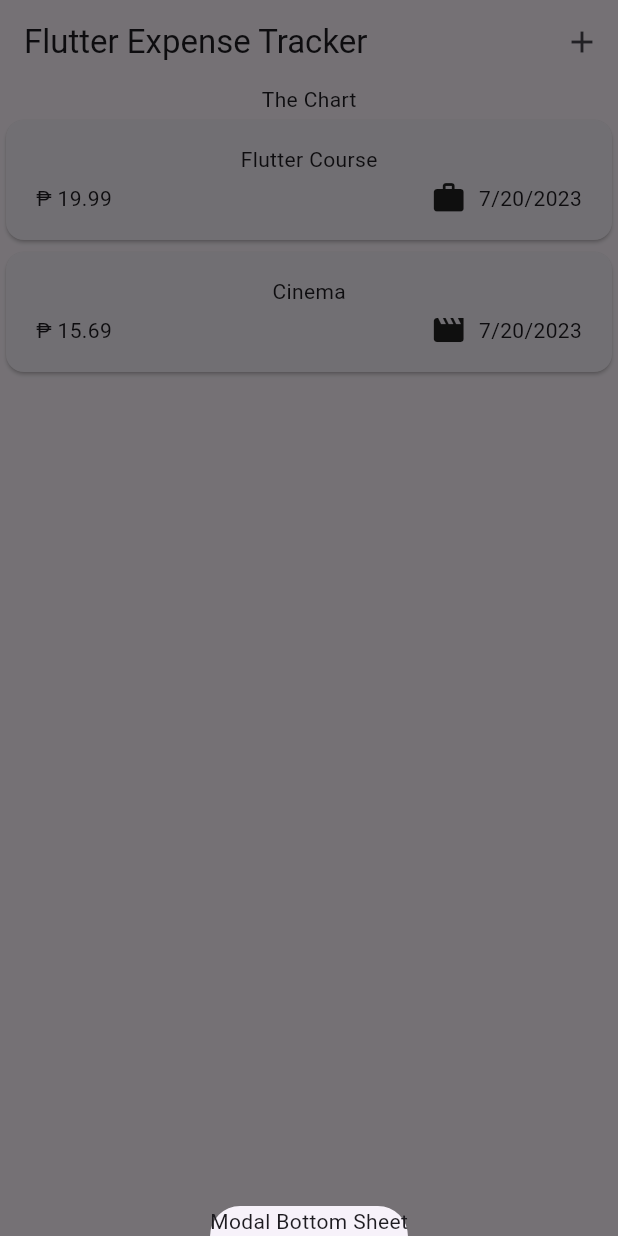
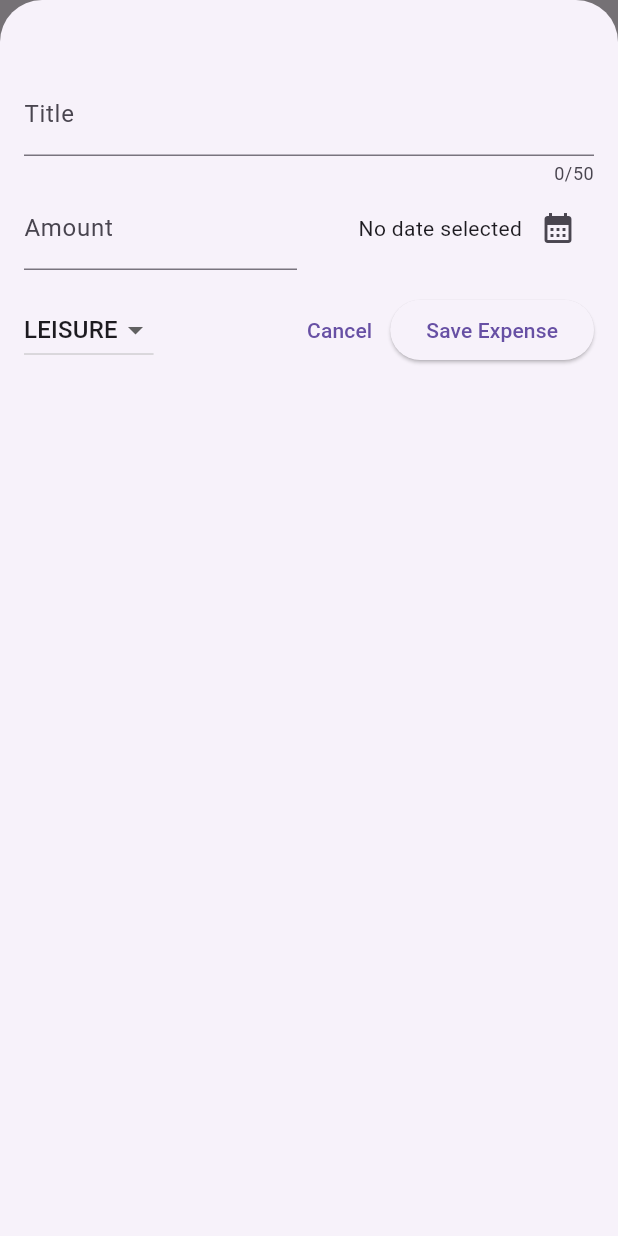
Before and after one commit to AnJasid/my_expense_tracker, a Flutter app: the screen it shows after launch, after a tap on the "add" icon, on a phone screen of 412 x 824 dp. Run offline on Flutter 3.47's test engine with Material 2 defaults, Android fonts, the light colour scheme and no system bars.

Commit message:
add function to accept input data

```diff
--- a/lib/widgets/expenses.dart
+++ b/lib/widgets/expenses.dart
@@ -2,6 +2,7 @@
 
 import 'package:my_expense_tracker/widgets/expenses_list/expenses_list.dart';
 import 'package:my_expense_tracker/models/expense.dart';
+import 'package:my_expense_tracker/widgets/new_expense.dart';
 
 class Expenses extends StatefulWidget {
   const Expenses({super.key});
@@ -28,13 +29,53 @@
 
   void _openAddExpenseOverlay() {
     showModalBottomSheet(
+      isScrollControlled: true,
       context: context,
-      builder: (ctx) => const Text('Modal Bottom Sheet'),
+      builder: (ctx) => NewExpense(onAddExpense: _addExpense),
+    );
+  }
+
+  void _addExpense(Expense expense) {
+    setState(() {
+      _registeredExpenses.add(expense);
+    });
+  }
+
+  void _removeExpense(Expense expense) {
+    final expenseIndex = _registeredExpenses.indexOf(expense);
+    setState(() {
+      _registeredExpenses.remove(expense);
+    });
+    ScaffoldMessenger.of(context).clearSnackBars();
+    ScaffoldMessenger.of(context).showSnackBar(
+      SnackBar(
+        duration: const Duration(seconds: 3),
+        content: const Text('Expense deleted.'),
+        action: SnackBarAction(
+          label: 'Undo',
+          onPressed: () {
+            setState(() {
+              _registeredExpenses.insert(expenseIndex, expense);
+            });
+          },
+        ),
+      ),
     );
   }
 
   @override
   Widget build(BuildContext context) {
+    Widget mainContent = const Center(
+      child: Text('No expenses found. Start adding some!'),
+    );
+
+    if (_registeredExpenses.isNotEmpty) {
+      mainContent = ExpensesList(
+        expenses: _registeredExpenses,
+        onRemoveExpense: _removeExpense,
+      );
+    }
+
     return Scaffold(
       appBar: AppBar(
         title: const Text('Flutter Expense Tracker'),
@@ -49,9 +90,7 @@
       body: Column(
         children: <Widget>[
           const Text('The Chart'),
-          Expanded(
-            child: ExpensesList(expenses: _registeredExpenses),
-          ),
+          Expanded(child: mainContent),
         ],
       ),
     );
--- a/lib/widgets/expenses_list/expenses_list.dart
+++ b/lib/widgets/expenses_list/expenses_list.dart
@@ -7,16 +7,23 @@
   const ExpensesList({
     super.key,
     required this.expenses,
+    required this.onRemoveExpense,
   });
 
   final List<Expense> expenses;
+  final void Function(Expense expense) onRemoveExpense;
 
   @override
   Widget build(BuildContext context) {
     return ListView.builder(
       itemCount: expenses.length,
-      itemBuilder: (BuildContext context, index) =>
-          ExpenseItem(expenses[index]),
+      itemBuilder: (BuildContext context, index) => Dismissible(
+        key: ValueKey(expenses[index]),
+        onDismissed: (direction) {
+          onRemoveExpense(expenses[index]);
+        },
+        child: ExpenseItem(expenses[index]),
+      ),
     );
   }
 }
--- /dev/null
+++ b/lib/widgets/new_expense.dart
@@ -0,0 +1,167 @@
+import 'package:flutter/material.dart';
+
+import 'package:my_expense_tracker/models/expense.dart';
+
+class NewExpense extends StatefulWidget {
+  const NewExpense({
+    super.key,
+    required this.onAddExpense,
+  });
+
+  final void Function(Expense expense) onAddExpense;
+
+  @override
+  State<NewExpense> createState() => _NewExpenseState();
+}
+
+class _NewExpenseState extends State<NewExpense> {
+  final _titleController = TextEditingController();
+  final _amountController = TextEditingController();
+  DateTime? _selectedDate;
+  Category _selectedCategory = Category.leisure;
+
+  void _presentDatePicker() async {
+    final now = DateTime.now();
+    final firstDate = DateTime(now.year - 1, now.month, now.day);
+    final pickedDate = await showDatePicker(
+      context: context,
+      initialDate: now,
+      firstDate: firstDate,
+      lastDate: now,
+    );
+    setState(() {
+      _selectedDate = pickedDate;
+    });
+  }
+
+  void _submitExpenseData() {
+    final enteredAmount = double.tryParse(_amountController
+        .text); // tryParse('Hello') => null, tryParse('1.12') => 1.12
+    final amountIsInvalid = enteredAmount == null || enteredAmount <= 0;
+    if (_titleController.text.trim().isEmpty ||
+        amountIsInvalid ||
+        _selectedDate == null) {
+      // show error message
+      showDialog(
+        context: context,
+        builder: (ctx) => AlertDialog(
+          title: const Text('Invalid Input'),
+          content: const Text(
+              'Please make sure a valid title, amount, date and category was entered.'),
+          actions: [
+            TextButton(
+              onPressed: () {
+                Navigator.pop(ctx);
+              },
+              child: const Text('Okay'),
+            ),
+          ],
+        ),
+      );
+      return;
+    }
+    widget.onAddExpense(
+      Expense(
+        title: _titleController.text,
+        amount: enteredAmount,
+        date: _selectedDate!,
+        category: _selectedCategory,
+      ),
+    );
+    Navigator.pop(context);
+  }
+
+  @override
+  void dispose() {
+    _titleController.dispose();
+    _amountController.dispose();
+    super.dispose();
+  }
+
+  @override
+  Widget build(BuildContext context) {
+    return Padding(
+      padding: const EdgeInsets.fromLTRB(16, 48, 16, 16),
+      child: Column(
+        children: <Widget>[
+          TextField(
+            controller: _titleController,
+            maxLength: 50,
+            decoration: const InputDecoration(
+              label: Text('Title'),
+            ),
+          ),
+          Row(
+            children: <Widget>[
+              Expanded(
+                child: TextField(
+                  controller: _amountController,
+                  keyboardType:
+                      const TextInputType.numberWithOptions(decimal: true),
+                  decoration: const InputDecoration(
+                    prefixText: '₱ ',
+                    label: Text('Amount'),
+                  ),
+                ),
+              ),
+              const SizedBox(width: 16),
+              Expanded(
+                child: Row(
+                  mainAxisAlignment: MainAxisAlignment.end,
+                  crossAxisAlignment: CrossAxisAlignment.center,
+                  children: <Widget>[
+                    Text(
+                      _selectedDate == null
+                          ? 'No date selected'
+                          : formatter.format(_selectedDate!),
+                    ),
+                    IconButton(
+                      onPressed: _presentDatePicker,
+                      icon: const Icon(Icons.calendar_month),
+                    ),
+                  ],
+                ),
+              ),
+            ],
+          ),
+          const SizedBox(height: 16),
+          Row(
+            children: <Widget>[
+              DropdownButton(
+                  value: _selectedCategory,
+                  items: Category.values
+                      .map(
+                        (category) => DropdownMenuItem(
+                          value: category,
+                          child: Text(
+                            category.name.toUpperCase(),
+                          ),
+                        ),
+                      )
+                      .toList(),
+                  onChanged: (value) {
+                    if (value == null) {
+                      return;
+                    }
+                    setState(() {
+                      _selectedCategory = value;
+                    });
+                  }),
+              const Spacer(),
+              TextButton(
+                onPressed: () {
+                  Navigator.pop(context);
+                },
+                child: const Text('Cancel'),
+              ),
+              ElevatedButton(
+                onPressed: _submitExpenseData,
+                child: const Text('Save Expense'),
+              ),
+            ],
+          )
+        ],
+      ),
+    );
+  }
+}
```
